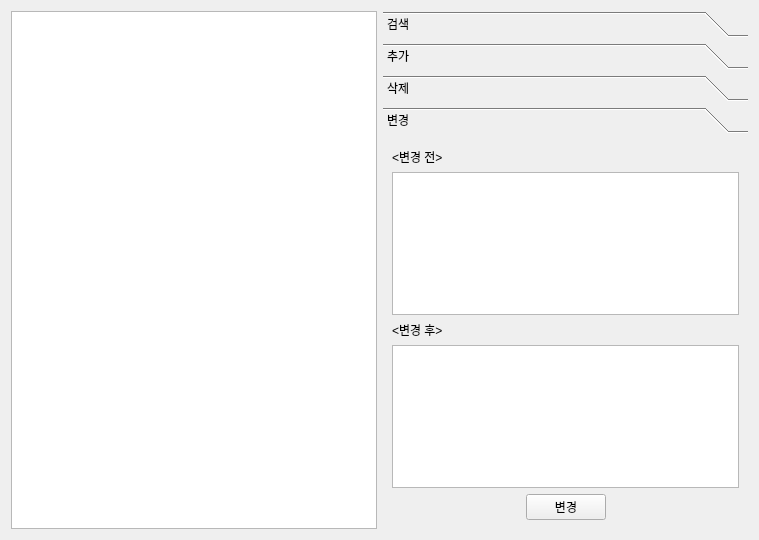
Old version of the form securitySoftProd_Client/admininfoform_prod.ui in the repository Hyun-nine-CH/securitySoftProd.
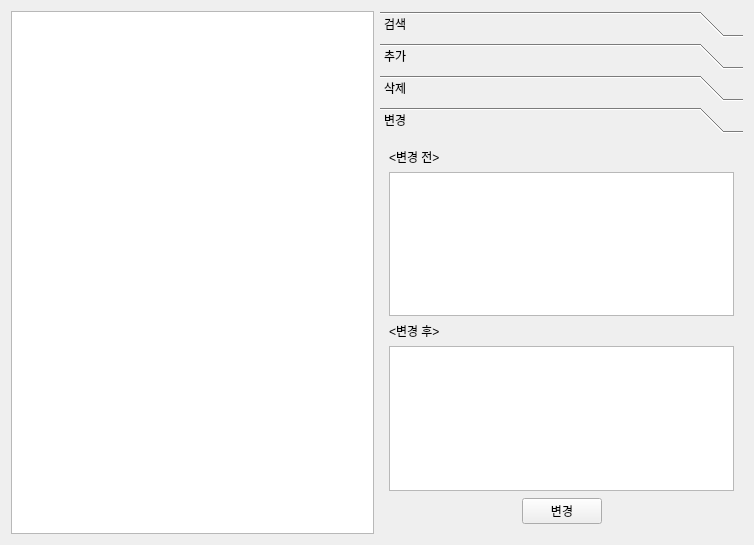
New version of the form.

The edit to the form file:
```diff
--- a/securitySoftProd_Client/admininfoform_prod.ui
+++ b/securitySoftProd_Client/admininfoform_prod.ui
@@ -6,8 +6,8 @@
    <rect>
     <x>0</x>
     <y>0</y>
-    <width>759</width>
-    <height>540</height>
+    <width>754</width>
+    <height>545</height>
    </rect>
   </property>
   <property name="windowTitle">
@@ -407,8 +407,8 @@
        <rect>
         <x>0</x>
         <y>0</y>
-        <width>362</width>
-        <height>380</height>
+        <width>360</width>
+        <height>385</height>
        </rect>
       </property>
       <attribute name="label">
```
Left out of the diff: 12 changed lines with no effect on the pictures.
